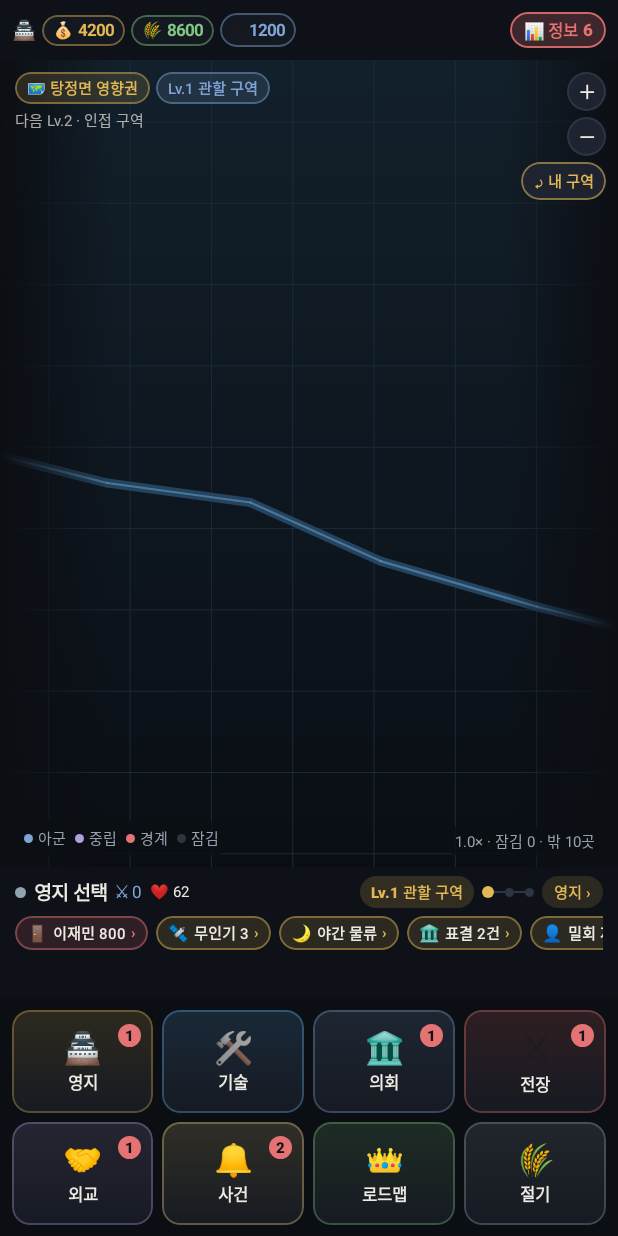
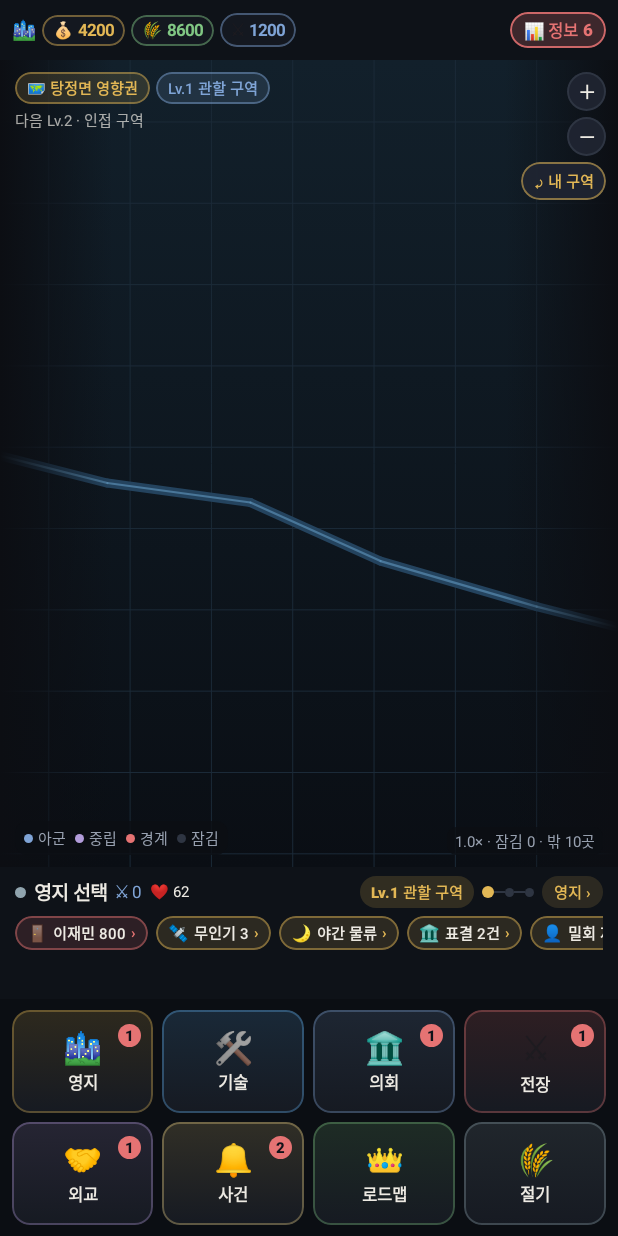
Before and after one commit to kthink79/slg-territory-conquest, an Android app built with Jetpack Compose: the composable SlgMainScreen shown on its own in the app's theme, on a phone screen of 412 x 824 dp. Run offline under Robolectric (Android 15) with nearby library versions, the phone set to English and light mode, and no system bars.

Commit message:
polish(slg): 화면 아이콘의 성곽(🏯)을 도시(🏙)로 바꿔 현대 배경과 통일

```diff
--- a/app/src/main/java/com/game/slg/ui/HomeScreen.kt
+++ b/app/src/main/java/com/game/slg/ui/HomeScreen.kt
@@ -57,7 +57,7 @@ object HomeLayout {
  * │ ● 탕정면 ⚔1200  Lv.1 관할 ▲    │
  * │ 🚪이재민 🛰정찰조 🏛표결2 →      │
  * ├──────────────────────────────┤
- * │ 🏯   🛠   🏛   ⚔              │
+ * │ 🏙   🛠   🏛   ⚔              │
  * │ 영지 기술 의회 전장             │
  * │ 🤝   🔔   👑   🌾              │
  * └──────────────────────────────┘
@@ -122,7 +122,7 @@ private fun HomeTopBar(state: SlgGameState, alertCount: Int, onOpenInfo: () -> U
         verticalAlignment = Alignment.CenterVertically,
         horizontalArrangement = Arrangement.spacedBy(4.dp)
     ) {
-        Text("🏯", fontSize = SlgType.BODY)
+        Text("🏙", fontSize = SlgType.BODY)
         MainInfoPanel.topSummary(state).take(3).forEach { entry ->
             SlgSummaryChip(
                 icon = entry.icon,
--- a/app/src/main/java/com/game/slg/ui/MainNavigation.kt
+++ b/app/src/main/java/com/game/slg/ui/MainNavigation.kt
@@ -25,7 +25,7 @@ enum class SubMenu(
         id = "submenu_territory",
         label = "영지",
         title = "영지·내정",
-        emoji = "🏯",
+        emoji = "🏙",
         accentHex = 0xFFE2B755
     ),
     TECH(
@@ -335,7 +335,7 @@ object MainInfoPanel {
         return buildList {
             add(InfoEntry("🗺", "지역", state.regionName, 0xFF7FA4D6))
             add(InfoEntry("👥", "인구", "%,d".format(state.regionPopulation), 0xFFEDEAE3))
-            add(InfoEntry("🏯", "호족", "${state.registeredLords}/${state.lordCapacity}석", 0xFFE2B755))
+            add(InfoEntry("🏙", "호족", "${state.registeredLords}/${state.lordCapacity}석", 0xFFE2B755))
             add(InfoEntry("🎖", "지휘", "Lv.${state.command.level}", 0xFFE2B755))
             add(InfoEntry("🌫", "해금", state.expansionTier.label, 0xFF7FA4D6))
             add(InfoEntry("🗓", "절기", state.seasonName.substringBefore(" ("), 0xFF90A4AE))
--- a/app/src/main/java/com/game/slg/ui/SubScreens.kt
+++ b/app/src/main/java/com/game/slg/ui/SubScreens.kt
@@ -302,7 +302,7 @@ fun PromotionScreen(
             PromotionTab.PATH -> {
                 SlgSectionCard(title = "승격 경로", accent = SlgColors.Brass) {
                     listOf(
-                        Triple("🏯", "거점 호족", "${state.regionName}에서 시작"),
+                        Triple("🏙", "거점 호족", "${state.regionName}에서 시작"),
                         Triple("🏛", "연합 대표", "우호 거점 2곳 · 명성 80"),
                         Triple("👑", "광역 통합군주", "우호 거점 3곳 · 명성 95")
                     ).forEach { (icon, title, caption) ->
--- a/app/src/main/java/com/game/slg/ui/TerritoryScreen.kt
+++ b/app/src/main/java/com/game/slg/ui/TerritoryScreen.kt
@@ -137,7 +137,7 @@ private fun TerritoryOverview(state: SlgGameState) {
         Row(verticalAlignment = Alignment.CenterVertically) {
             Text("관할 구역", color = SlgColors.Text, fontSize = SlgType.BODY, fontWeight = FontWeight.Bold)
             Spacer(Modifier.weight(1f))
-            SlgPill("🏯 ${state.lordCapacity}석", SlgColors.Brass)
+            SlgPill("🏙 ${state.lordCapacity}석", SlgColors.Brass)
         }
         SlgStatBar(
             ratio = state.registeredLords.toFloat() / state.lordCapacity.coerceAtLeast(1),
@@ -255,7 +255,7 @@ private fun TerritoryStats(state: SlgGameState, onSelectTerritory: (String) -> U
                         Row(verticalAlignment = Alignment.CenterVertically) {
                             Text("👥 ${node.population}", color = SlgColors.Muted, fontSize = SlgType.MICRO)
                             Spacer(Modifier.width(7.dp))
-                            Text("🏯 ${node.lordCapacity}석", color = SlgColors.Muted, fontSize = SlgType.MICRO)
+                            Text("🏙 ${node.lordCapacity}석", color = SlgColors.Muted, fontSize = SlgType.MICRO)
                             Spacer(Modifier.width(7.dp))
                             Text(
                                 "⚔ ${if (node.isHome) state.troops else node.troops}",
```
Also changed, not shown: app/src/main/java/com/game/slg/ui/StartScreens.kt (+4 -4 lines).
